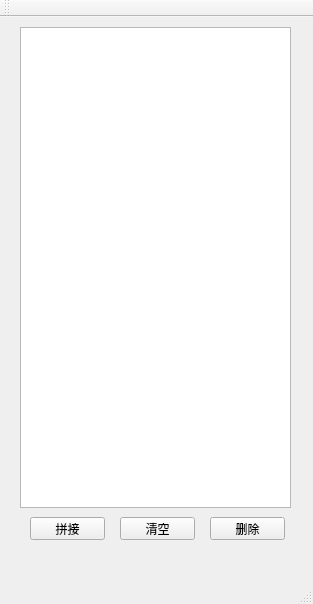
Old version of the form AJVision/mainwindow.ui in the repository Aden2018/AijiuVision.
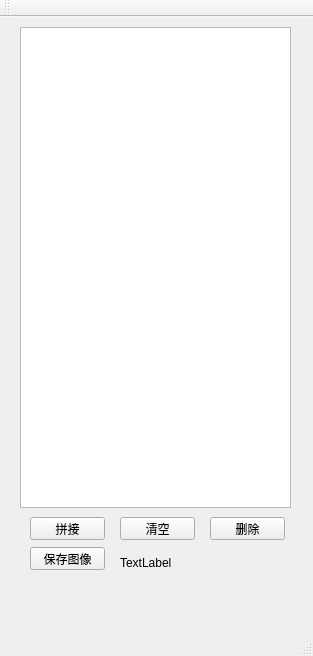
New version of the form.

Patch:
```diff
--- a/AJVision/mainwindow.ui
+++ b/AJVision/mainwindow.ui
@@ -7,7 +7,7 @@
     <x>0</x>
     <y>0</y>
     <width>313</width>
-    <height>604</height>
+    <height>656</height>
    </rect>
   </property>
   <property name="windowTitle">
@@ -63,6 +63,32 @@
      <string>删除</string>
     </property>
    </widget>
+   <widget class="QPushButton" name="saveButton">
+    <property name="geometry">
+     <rect>
+      <x>30</x>
+      <y>530</y>
+      <width>75</width>
+      <height>23</height>
+     </rect>
+    </property>
+    <property name="text">
+     <string>保存图像</string>
+    </property>
+   </widget>
+   <widget class="QLabel" name="labelFrmNo">
+    <property name="geometry">
+     <rect>
+      <x>120</x>
+      <y>540</y>
+      <width>54</width>
+      <height>12</height>
+     </rect>
+    </property>
+    <property name="text">
+     <string>TextLabel</string>
+    </property>
+   </widget>
   </widget>
   <widget class="QMenuBar" name="menuBar">
    <property name="geometry">
```
